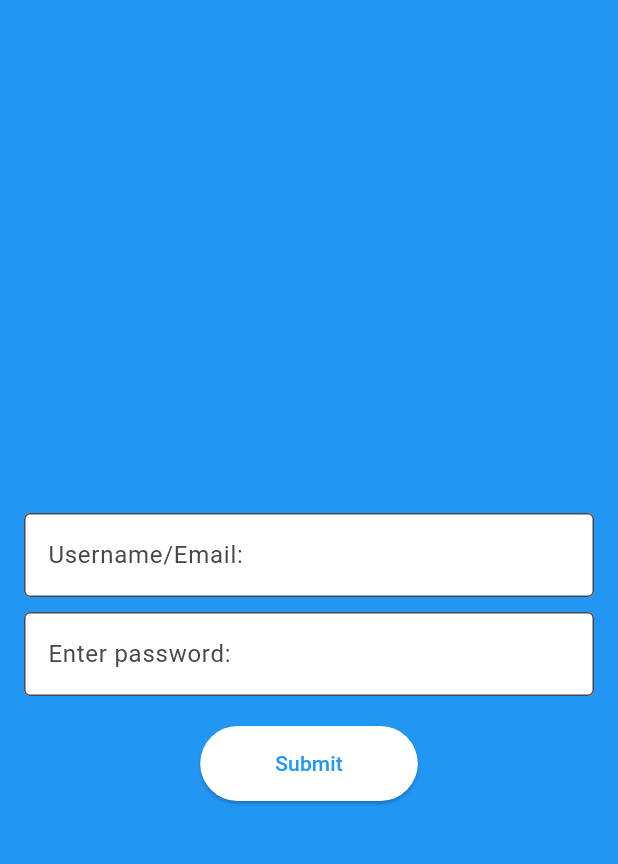
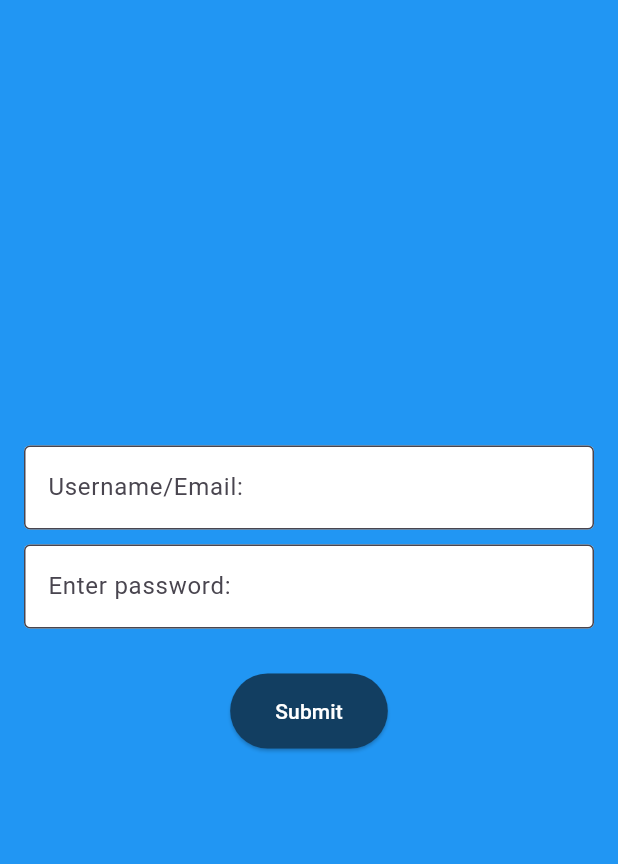
Before and after one commit to EbenBoakye/ShopByStock, a Flutter app: the LoginPage screen opened directly, on a phone screen of 412 x 824 dp, the part 63-927 px from its top. Run offline on Flutter 3.47's test engine with Material 3 defaults, Android fonts, the phone set to English and light mode, and no system bars.

Commit message:
button fixes

```diff
--- a/lib/main.dart
+++ b/lib/main.dart
@@ -1,7 +1,7 @@
 import 'package:flutter/material.dart';
 import 'package:shopby/screens/regpage.dart';
 import 'package:shopby/screens/landing_page.dart';
-
+import 'package:shopby/screens/login.dart';
 import 'package:shopby/screens/product_search.dart';
 import 'package:shopby/screens/top_match.dart';
 
@@ -17,11 +17,11 @@ class Homepage extends StatelessWidget {
   @override
   Widget build(BuildContext context) {
     return MaterialApp(
-       home: const ShopBystock(),
+       //home: const ShopBystock(),
        //home: const RegistrationPage(),
       //home: const TopMatch(),
       //home: const ProductSearch(),
-      //
+      home: const LoginPage(),
 
      routes: {
 
--- a/lib/screens/login.dart
+++ b/lib/screens/login.dart
@@ -32,7 +32,7 @@ class LoginPage extends StatelessWidget {
           child: Column(
             mainAxisSize: MainAxisSize.min,
             children: [
-              const SizedBox(height: 80), // Provides spacing from the AppBar
+              const SizedBox(height: 0), // Provides spacing from the AppBar
               const TextField(
                 decoration: InputDecoration(
                   labelText: 'Username/Email:',
@@ -41,7 +41,7 @@ class LoginPage extends StatelessWidget {
                   border: OutlineInputBorder(),
                 ),
               ),
-              const SizedBox(height: 10),
+              const SizedBox(height: 10), // Spacing between input fields
               const TextField(
                 obscureText: true, // Hides the password
                 decoration: InputDecoration(
@@ -51,18 +51,21 @@ class LoginPage extends StatelessWidget {
                   border: OutlineInputBorder(),
                 ),
               ),
-              const SizedBox(height: 20),
-              ElevatedButton(
-                style: ElevatedButton.styleFrom(
-                  backgroundColor: Colors.white, // Button background color
-                  foregroundColor: Colors.blue, // Button text color
-                  padding: const EdgeInsets.symmetric(horizontal: 50, vertical: 15),
+              const SizedBox(height: 30),
+            ElevatedButton(
+              onPressed: () {
+
+              },
+              style: ElevatedButton.styleFrom(
+                backgroundColor: Color.fromARGB(255, 18, 62, 97),
+                foregroundColor: Colors.white,
+                shape: RoundedRectangleBorder(
+                  borderRadius: BorderRadius.circular(30.0),
                 ),
-                onPressed: () {
-                  // Insert login logic
-                },
-                child: const Text('Submit'),
+                padding: const EdgeInsets.symmetric(horizontal: 30, vertical: 15),
               ),
+              child: const Text('Submit'),
+            ),
               // ... Other widgets if needed
             ],
           ),
```
